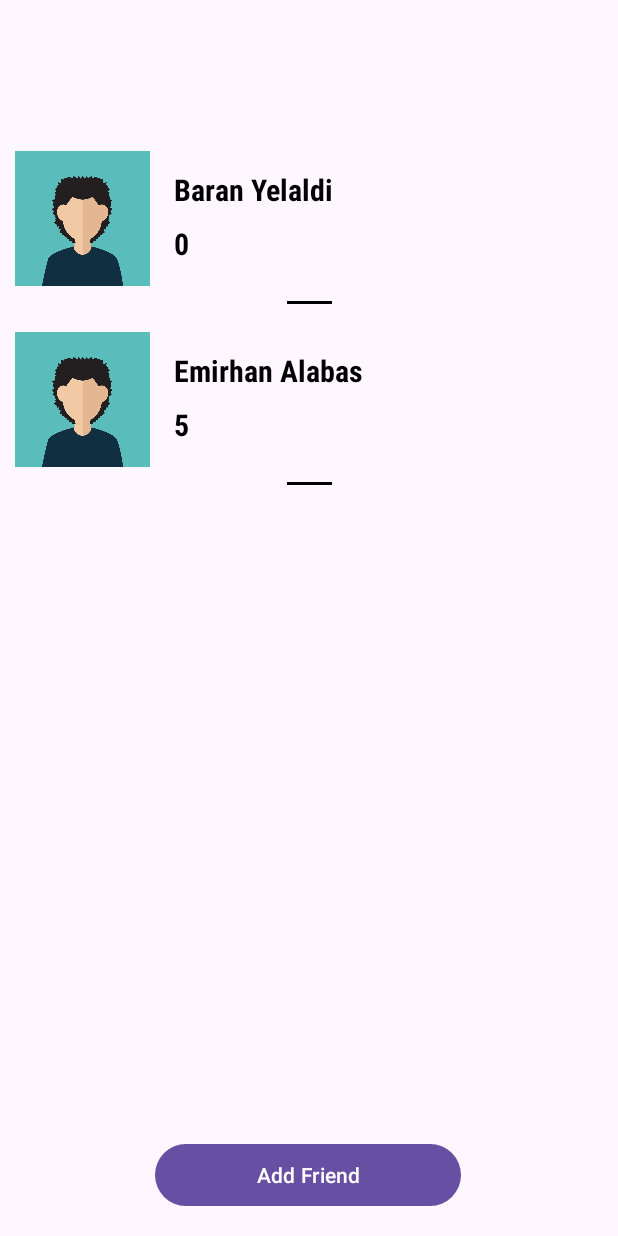
After one commit to baranyelaldi/CS394, an Android app: the fragment RecyclerViewFragment shown on its own in the app's theme, on a phone screen of 412 x 824 dp. The commit adds this screen. Run offline under Robolectric (Android 15) with nearby library versions, the phone set to English and light mode, and no system bars.

Commit message:
emirhan2

```diff
--- a/app/build.gradle.kts
+++ b/app/build.gradle.kts
@@ -28,7 +28,7 @@
     }
 
     buildFeatures{
-        dataBinding = true
+        viewBinding = true
     }
 
     compileOptions {
--- a/app/src/main/java/com/example/debtmanager/Friend.kt
+++ b/app/src/main/java/com/example/debtmanager/Friend.kt
@@ -1,6 +1,6 @@
 package com.example.debtmanager;
 
-data class Friend(val name: String, val givenMoney: Double, val takenMoney: Double) {
-    val debt: Double
+data class Friend(val image: Int, val name: String, val givenMoney: Int, val takenMoney: Int) {
+    val debt: Int
         get() = givenMoney - takenMoney
 }
--- /dev/null
+++ b/app/src/main/java/com/example/debtmanager/FriendAdapter.kt
@@ -0,0 +1,34 @@
+package com.example.debtmanager
+
+import android.view.LayoutInflater
+import android.view.View
+import android.view.ViewGroup
+import android.widget.TextView
+import androidx.recyclerview.widget.RecyclerView
+import com.google.android.material.imageview.ShapeableImageView
+
+class FriendAdapter(private val friendList:ArrayList<Friend>) : RecyclerView.Adapter<FriendAdapter.FriendViewHolder>() {
+
+    class FriendViewHolder(itemView: View) : RecyclerView.ViewHolder(itemView) {
+        val imageView : ShapeableImageView = itemView.findViewById(R.id.title_image)
+        val nameView : TextView = itemView.findViewById(R.id.name)
+        val debtView : TextView = itemView.findViewById(R.id.debt)
+
+    }
+
+    override fun onCreateViewHolder(parent: ViewGroup, viewType: Int): FriendViewHolder {
+        val view = LayoutInflater.from(parent.context).inflate(R.layout.friend, parent, false)
+        return FriendViewHolder(view)
+    }
+
+    override fun getItemCount(): Int {
+        return friendList.size
+    }
+
+    override fun onBindViewHolder(holder: FriendViewHolder, position: Int) {
+        val friend = friendList[position]
+        holder.imageView.setImageResource(friend.image)
+        holder.nameView.text = friend.name
+        holder.debtView.text = friend.debt.toString()
+    }
+}
--- a/app/src/main/java/com/example/debtmanager/MainActivity.kt
+++ b/app/src/main/java/com/example/debtmanager/MainActivity.kt
@@ -2,10 +2,11 @@
 
 import androidx.appcompat.app.AppCompatActivity
 import android.os.Bundle
+import androidx.recyclerview.widget.RecyclerView
 
 class MainActivity : AppCompatActivity() {
+
     override fun onCreate(savedInstanceState: Bundle?) {
         super.onCreate(savedInstanceState)
-        setContentView(R.layout.activity_main)
     }
 }
--- /dev/null
+++ b/app/src/main/java/com/example/debtmanager/RecyclerViewFragment.kt
@@ -0,0 +1,86 @@
+package com.example.debtmanager
+
+import android.os.Bundle
+import androidx.fragment.app.Fragment
+import android.view.LayoutInflater
+import android.view.View
+import android.view.ViewGroup
+import androidx.recyclerview.widget.LinearLayoutManager
+import androidx.recyclerview.widget.RecyclerView
+import com.example.debtmanager.databinding.FragmentRecyclerViewBinding
+
+// TODO: Rename parameter arguments, choose names that match
+// the fragment initialization parameters, e.g. ARG_ITEM_NUMBER
+private const val ARG_PARAM1 = "param1"
+private const val ARG_PARAM2 = "param2"
+
+
+
+/**
+ * A simple [Fragment] subclass.
+ * Use the [RecyclerViewFragment.newInstance] factory method to
+ * create an instance of this fragment.
+ */
+class RecyclerViewFragment : Fragment(R.layout.fragment_recycler_view) {
+    // TODO: Rename and change types of parameters
+    private var param1: String? = null
+    private var param2: String? = null
+    private lateinit var binding: FragmentRecyclerViewBinding
+
+    private lateinit var recyclerView: RecyclerView
+    private lateinit var friendList: ArrayList<Friend>
+    private lateinit var friendAdapter: FriendAdapter
+
+    override fun onCreate(savedInstanceState: Bundle?) {
+        super.onCreate(savedInstanceState)
+
+
+    }
+
+    override fun onCreateView(
+        inflater: LayoutInflater, container: ViewGroup?,
+        savedInstanceState: Bundle?
+    ): View? {
+        // Inflate the layout for this fragment
+
+        return inflater.inflate(R.layout.fragment_recycler_view, container, false)
+    }
+
+    override fun onViewCreated(view: View, savedInstanceState: Bundle?) {
+        super.onViewCreated(view, savedInstanceState)
+        binding = FragmentRecyclerViewBinding.bind(view)
+
+        recyclerView = binding.recyclerView
+        recyclerView.setHasFixedSize(true)
+        recyclerView.layoutManager = LinearLayoutManager(requireContext())
+
+        friendList = ArrayList()
+
+        friendList.add(Friend(R.drawable.male, "Baran Yelaldi", 0, 0))
+        friendList.add(Friend(R.drawable.male, "Emirhan Alabas", 10, 5))
+
+        friendAdapter = FriendAdapter(friendList)
+        recyclerView.adapter = friendAdapter
+    }
+
+
+    companion object {
+        /**
+         * Use this factory method to create a new instance of
+         * this fragment using the provided parameters.
+         *
+         * @param param1 Parameter 1.
+         * @param param2 Parameter 2.
+         * @return A new instance of fragment RecyclerViewFragment.
+         */
+        // TODO: Rename and change types and number of parameters
+        @JvmStatic
+        fun newInstance(param1: String, param2: String) =
+            RecyclerViewFragment().apply {
+                arguments = Bundle().apply {
+                    putString(ARG_PARAM1, param1)
+                    putString(ARG_PARAM2, param2)
+                }
+            }
+    }
+}
--- a/app/src/main/res/layout/friend.xml
+++ b/app/src/main/res/layout/friend.xml
@@ -18,7 +18,7 @@
         app:layout_constraintTop_toTopOf="parent" />
 
     <TextView
-        android:id="@+id/heading"
+        android:id="@+id/name"
         android:layout_width="0dp"
         android:layout_height="wrap_content"
         android:layout_marginStart="16dp"
@@ -35,7 +35,7 @@
         app:layout_constraintTop_toTopOf="parent" />
 
     <TextView
-        android:id="@+id/heading2"
+        android:id="@+id/debt"
         android:layout_width="0dp"
         android:layout_height="wrap_content"
         android:layout_marginStart="16dp"
```
Also changed, not shown: app/src/main/java/com/example/debtmanager/loginFragment.kt (+11 -8 lines).
